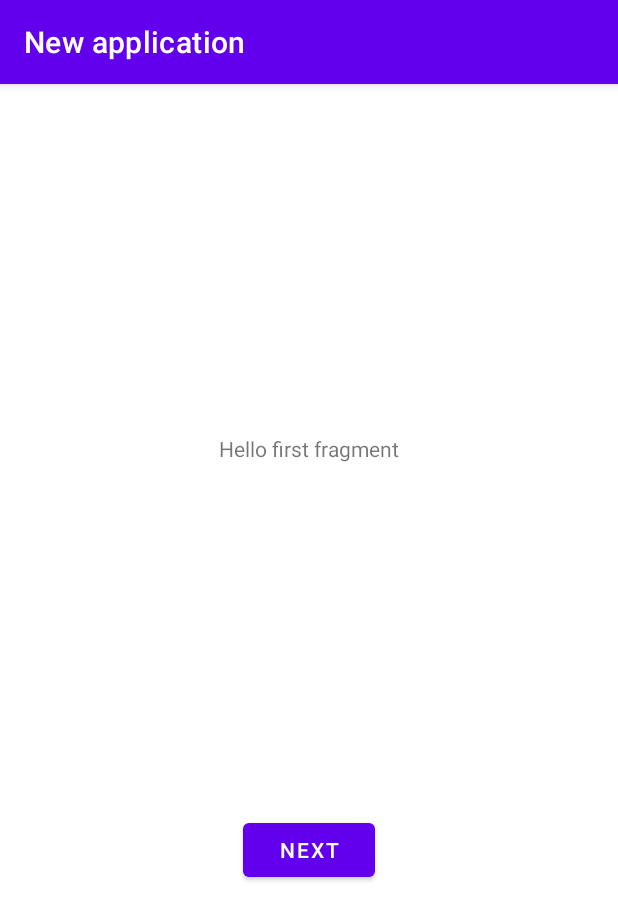
After one commit to LQENX/hw_2, an Android app: the fragment FirstFragment shown on its own in the app's theme, on a phone screen of 412 x 824 dp. The commit adds this screen. Shown: the top 920 px of the screen. Run offline under Robolectric (Android 15) with nearby library versions, the phone set to English and light mode, and no system bars.

Commit message:
Customizing the app that the template produces for lesson 1.4

```diff
--- a/app/lesson_1_4/build.gradle
+++ b/app/lesson_1_4/build.gradle
@@ -39,6 +39,8 @@ dependencies {
     implementation 'androidx.appcompat:appcompat:1.3.1'
     implementation 'com.google.android.material:material:1.4.0'
     implementation 'androidx.constraintlayout:constraintlayout:2.0.4'
+    implementation 'androidx.navigation:navigation-fragment-ktx:2.3.4'
+    implementation 'androidx.navigation:navigation-ui-ktx:2.3.4'
     testImplementation 'junit:junit:4.+'
     androidTestImplementation 'androidx.test.ext:junit:1.1.3'
     androidTestImplementation 'androidx.test.espresso:espresso-core:3.4.0'
--- a/app/lesson_1_4/src/main/AndroidManifest.xml
+++ b/app/lesson_1_4/src/main/AndroidManifest.xml
@@ -9,6 +9,10 @@
         android:roundIcon="@mipmap/ic_launcher_round"
         android:supportsRtl="true"
         android:theme="@style/Theme.HelloAndersen">
+        <activity
+            android:name=".BasicActivity"
+            android:label="@string/title_activity_basic"
+            android:theme="@style/Theme.HelloAndersen.NoActionBar"></activity>
         <activity android:name=".MainActivity">
             <intent-filter>
                 <action android:name="android.intent.action.MAIN" />
--- /dev/null
+++ b/app/lesson_1_4/src/main/java/com/mycompany/lesson_1_4/FirstFragment.kt
@@ -0,0 +1,31 @@
+package com.mycompany.lesson_1_4
+
+import android.os.Bundle
+import androidx.fragment.app.Fragment
+import android.view.LayoutInflater
+import android.view.View
+import android.view.ViewGroup
+import android.widget.Button
+import androidx.navigation.fragment.findNavController
+
+/**
+ * A simple [Fragment] subclass as the default destination in the navigation.
+ */
+class FirstFragment : Fragment() {
+
+    override fun onCreateView(
+        inflater: LayoutInflater, container: ViewGroup?,
+        savedInstanceState: Bundle?
+    ): View? {
+        // Inflate the layout for this fragment
+        return inflater.inflate(R.layout.fragment_first, container, false)
+    }
+
+    override fun onViewCreated(view: View, savedInstanceState: Bundle?) {
+        super.onViewCreated(view, savedInstanceState)
+
+        view.findViewById<Button>(R.id.button_first).setOnClickListener {
+            findNavController().navigate(R.id.action_FirstFragment_to_SecondFragment)
+        }
+    }
+}
--- a/app/lesson_1_4/src/main/res/layout/activity_main.xml
+++ b/app/lesson_1_4/src/main/res/layout/activity_main.xml
@@ -1,6 +1,5 @@
 <?xml version="1.0" encoding="utf-8"?>
 <RelativeLayout xmlns:android="http://schemas.android.com/apk/res/android"
-    xmlns:app="http://schemas.android.com/apk/res-auto"
     xmlns:tools="http://schemas.android.com/tools"
     android:layout_width="match_parent"
     android:layout_height="match_parent"
--- /dev/null
+++ b/app/lesson_1_4/src/main/res/layout/content_basic.xml
@@ -0,0 +1,6 @@
+<?xml version="1.0" encoding="utf-8"?>
+<androidx.constraintlayout.widget.ConstraintLayout xmlns:android="http://schemas.android.com/apk/res/android"
+    xmlns:app="http://schemas.android.com/apk/res-auto"
+    android:layout_width="match_parent"
+    android:layout_height="match_parent"
+    app:layout_behavior="@string/appbar_scrolling_view_behavior"></androidx.constraintlayout.widget.ConstraintLayout>
--- /dev/null
+++ b/app/lesson_1_4/src/main/res/layout/fragment_first.xml
@@ -0,0 +1,28 @@
+<?xml version="1.0" encoding="utf-8"?>
+<androidx.constraintlayout.widget.ConstraintLayout xmlns:android="http://schemas.android.com/apk/res/android"
+    xmlns:app="http://schemas.android.com/apk/res-auto"
+    xmlns:tools="http://schemas.android.com/tools"
+    android:layout_width="match_parent"
+    android:layout_height="match_parent"
+    tools:context=".FirstFragment">
+
+    <TextView
+        android:id="@+id/textview_first"
+        android:layout_width="wrap_content"
+        android:layout_height="wrap_content"
+        android:text="@string/hello_first_fragment"
+        app:layout_constraintBottom_toTopOf="@id/button_first"
+        app:layout_constraintEnd_toEndOf="parent"
+        app:layout_constraintStart_toStartOf="parent"
+        app:layout_constraintTop_toTopOf="parent" />
+
+    <Button
+        android:id="@+id/button_first"
+        android:layout_width="wrap_content"
+        android:layout_height="wrap_content"
+        android:text="@string/next"
+        app:layout_constraintBottom_toBottomOf="parent"
+        app:layout_constraintEnd_toEndOf="parent"
+        app:layout_constraintStart_toStartOf="parent"
+        app:layout_constraintTop_toBottomOf="@id/textview_first" />
+</androidx.constraintlayout.widget.ConstraintLayout>
--- /dev/null
+++ b/app/lesson_1_4/src/main/res/values/dimens.xml
@@ -0,0 +1,3 @@
+<resources>
+    <dimen name="fab_margin">16dp</dimen>
+</resources>
--- a/app/lesson_1_4/src/main/res/values/themes.xml
+++ b/app/lesson_1_4/src/main/res/values/themes.xml
@@ -3,7 +3,7 @@
     <style name="Theme.HelloAndersen" parent="Theme.MaterialComponents.DayNight.DarkActionBar">
         <!-- Primary brand color. -->
         <item name="colorPrimary">@color/purple_500</item>
-        <item name="colorPrimaryVariant">@color/purple_700</item>
+        <item name="colorPrimaryVariant">@color/purple_500</item>
         <item name="colorOnPrimary">@color/white</item>
         <!-- Secondary brand color. -->
         <item name="colorSecondary">@color/teal_200</item>
@@ -13,4 +13,14 @@
         <item name="android:statusBarColor" tools:targetApi="l">?attr/colorPrimaryVariant</item>
         <!-- Customize your theme here. -->
     </style>
+
+    <style name="Theme.HelloAndersen.NoActionBar">
+        <item name="windowActionBar">false</item>
+        <item name="windowNoTitle">true</item>
+    </style>
+
+    <style name="Theme.HelloAndersen.AppBarOverlay" parent="ThemeOverlay.AppCompat.Dark.ActionBar"/>
+
+    <style name="Theme.HelloAndersen.PopupOverlay" parent="ThemeOverlay.AppCompat.Light"/>
+
 </resources>
```
Also changed, not shown: app/lesson_1_4/src/main/java/com/mycompany/lesson_1_4/BasicActivity.kt (added, +15 -0 lines), app/lesson_1_4/src/main/java/com/mycompany/lesson_1_4/SecondFragment.kt (added, +31 -0 lines), app/lesson_1_4/src/main/res/layout/activity_basic.xml (added, +25 -0 lines), app/lesson_1_4/src/main/res/layout/fragment_second.xml (added, +27 -0 lines), app/lesson_1_4/src/main/res/navigation/nav_graph.xml (added, +28 -0 lines), app/lesson_1_4/src/main/res/values/strings.xml (+10 -1 lines).
